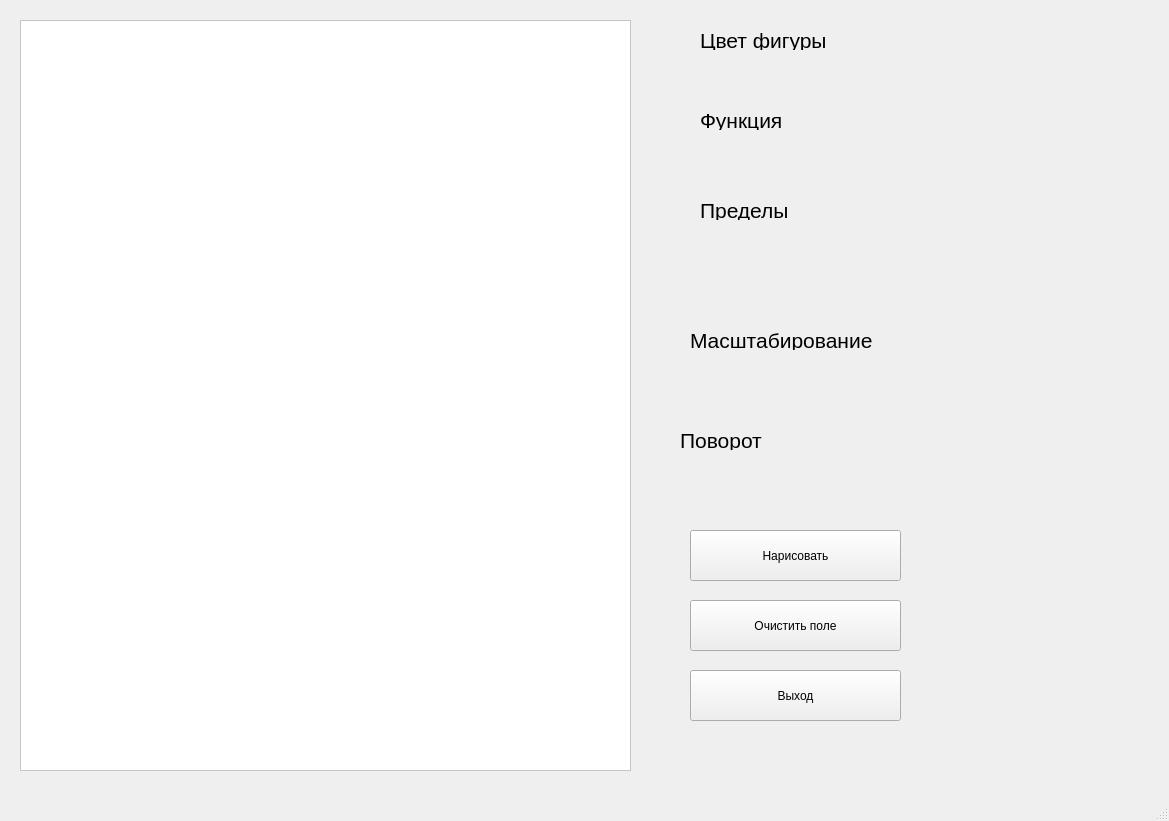
Old version of the form lab_10/window.ui in the repository Defo0000/bmstu_cg.
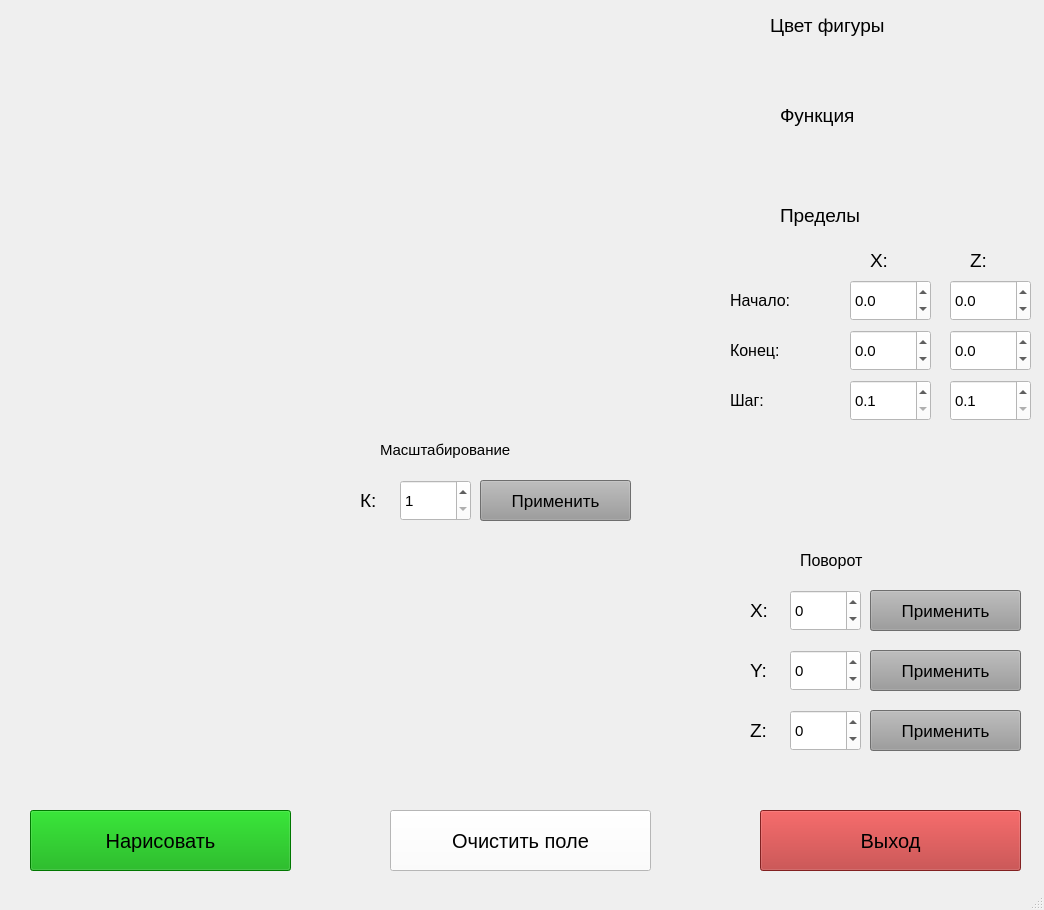
New version of the form.

Diff of the .ui file:
```diff
--- a/lab_10/window.ui
+++ b/lab_10/window.ui
@@ -6,54 +6,31 @@
    <rect>
     <x>0</x>
     <y>0</y>
-    <width>1169</width>
-    <height>821</height>
+    <width>1044</width>
+    <height>910</height>
    </rect>
   </property>
+  <property name="font">
+   <font>
+    <pointsize>15</pointsize>
+   </font>
+  </property>
   <property name="windowTitle">
    <string>MainWindow</string>
   </property>
   <widget class="QWidget" name="centralwidget">
-   <widget class="QGraphicsView" name="graphicsView">
-    <property name="geometry">
-     <rect>
-      <x>20</x>
-      <y>20</y>
-      <width>611</width>
-      <height>751</height>
-     </rect>
-    </property>
-    <property name="sizePolicy">
-     <sizepolicy hsizetype="MinimumExpanding" vsizetype="MinimumExpanding">
-      <horstretch>0</horstretch>
-      <verstretch>0</verstretch>
-     </sizepolicy>
-    </property>
-    <property name="minimumSize">
-     <size>
-      <width>0</width>
-      <height>0</height>
-     </size>
-    </property>
-    <property name="styleSheet">
-     <string notr="true">background-color: rgb(255, 255, 255);</string>
-    </property>
-    <property name="alignment">
-     <set>Qt::AlignCenter</set>
-    </property>
-   </widget>
    <widget class="QLabel" name="label">
     <property name="geometry">
      <rect>
-      <x>700</x>
-      <y>30</y>
+      <x>770</x>
+      <y>10</y>
       <width>181</width>
-      <height>20</height>
+      <height>31</height>
      </rect>
     </property>
     <property name="font">
      <font>
-      <pointsize>16</pointsize>
+      <pointsize>14</pointsize>
      </font>
     </property>
     <property name="text">
@@ -63,15 +40,15 @@
    <widget class="QLabel" name="label_2">
     <property name="geometry">
      <rect>
-      <x>700</x>
-      <y>110</y>
+      <x>780</x>
+      <y>100</y>
       <width>181</width>
-      <height>20</height>
+      <height>31</height>
      </rect>
     </property>
     <property name="font">
      <font>
-      <pointsize>16</pointsize>
+      <pointsize>14</pointsize>
      </font>
     </property>
     <property name="text">
@@ -81,15 +58,15 @@
    <widget class="QLabel" name="label_3">
     <property name="geometry">
      <rect>
-      <x>700</x>
+      <x>780</x>
       <y>200</y>
       <width>181</width>
-      <height>20</height>
+      <height>31</height>
      </rect>
     </property>
     <property name="font">
      <font>
-      <pointsize>16</pointsize>
+      <pointsize>14</pointsize>
      </font>
     </property>
     <property name="text">
@@ -99,15 +76,15 @@
    <widget class="QLabel" name="label_4">
     <property name="geometry">
      <rect>
-      <x>690</x>
-      <y>330</y>
+      <x>380</x>
+      <y>440</y>
       <width>201</width>
       <height>20</height>
      </rect>
     </property>
     <property name="font">
      <font>
-      <pointsize>16</pointsize>
+      <pointsize>11</pointsize>
      </font>
     </property>
     <property name="text">
@@ -117,15 +94,15 @@
    <widget class="QLabel" name="label_5">
     <property name="geometry">
      <rect>
-      <x>680</x>
-      <y>430</y>
-      <width>181</width>
+      <x>800</x>
+      <y>550</y>
+      <width>101</width>
       <height>20</height>
      </rect>
     </property>
     <property name="font">
      <font>
-      <pointsize>16</pointsize>
+      <pointsize>12</pointsize>
      </font>
     </property>
     <property name="text">
@@ -135,12 +112,21 @@
    <widget class="QPushButton" name="pushButton">
     <property name="geometry">
      <rect>
-      <x>690</x>
-      <y>530</y>
-      <width>211</width>
-      <height>51</height>
+      <x>30</x>
+      <y>810</y>
+      <width>261</width>
+      <height>61</height>
      </rect>
     </property>
+    <property name="font">
+     <font>
+      <pointsize>15</pointsize>
+     </font>
+    </property>
+    <property name="styleSheet">
+     <string notr="true">color: rgb(0, 0, 0);
+background-color: rgb(0, 166, 0);</string>
+    </property>
     <property name="text">
      <string>Нарисовать</string>
     </property>
@@ -148,12 +134,21 @@
    <widget class="QPushButton" name="pushButton_2">
     <property name="geometry">
      <rect>
-      <x>690</x>
-      <y>600</y>
-      <width>211</width>
-      <height>51</height>
+      <x>390</x>
+      <y>810</y>
+      <width>261</width>
+      <height>61</height>
      </rect>
     </property>
+    <property name="font">
+     <font>
+      <pointsize>15</pointsize>
+     </font>
+    </property>
+    <property name="styleSheet">
+     <string notr="true">color: rgb(0, 0, 0);
+background-color: rgb(255, 255, 255);</string>
+    </property>
     <property name="text">
      <string>Очистить поле</string>
     </property>
@@ -161,16 +156,562 @@
    <widget class="QPushButton" name="pushButton_3">
     <property name="geometry">
      <rect>
-      <x>690</x>
-      <y>670</y>
-      <width>211</width>
-      <height>51</height>
+      <x>760</x>
+      <y>810</y>
+      <width>261</width>
+      <height>61</height>
      </rect>
     </property>
+    <property name="font">
+     <font>
+      <pointsize>15</pointsize>
+     </font>
+    </property>
+    <property name="styleSheet">
+     <string notr="true">background-color: rgb(255, 65, 65);
+background-color: rgb(182, 46, 46);
+color: rgb(0, 0, 0);</string>
+    </property>
     <property name="text">
      <string>Выход</string>
     </property>
    </widget>
+   <widget class="QLabel" name="label_12">
+    <property name="geometry">
+     <rect>
+      <x>360</x>
+      <y>490</y>
+      <width>31</width>
+      <height>20</height>
+     </rect>
+    </property>
+    <property name="font">
+     <font>
+      <pointsize>14</pointsize>
+     </font>
+    </property>
+    <property name="text">
+     <string>К:</string>
+    </property>
+   </widget>
+   <widget class="QPushButton" name="scale">
+    <property name="geometry">
+     <rect>
+      <x>480</x>
+      <y>480</y>
+      <width>151</width>
+      <height>41</height>
+     </rect>
+    </property>
+    <property name="font">
+     <font>
+      <pointsize>13</pointsize>
+     </font>
+    </property>
+    <property name="styleSheet">
+     <string notr="true">color: rgb(0, 0, 0);
+background-color: rgb(154, 154, 154);</string>
+    </property>
+    <property name="text">
+     <string>Применить</string>
+    </property>
+   </widget>
+   <widget class="QLabel" name="label_13">
+    <property name="geometry">
+     <rect>
+      <x>750</x>
+      <y>600</y>
+      <width>31</width>
+      <height>20</height>
+     </rect>
+    </property>
+    <property name="font">
+     <font>
+      <pointsize>14</pointsize>
+     </font>
+    </property>
+    <property name="text">
+     <string>X:</string>
+    </property>
+   </widget>
+   <widget class="QLabel" name="label_14">
+    <property name="geometry">
+     <rect>
+      <x>750</x>
+      <y>660</y>
+      <width>31</width>
+      <height>20</height>
+     </rect>
+    </property>
+    <property name="font">
+     <font>
+      <pointsize>14</pointsize>
+     </font>
+    </property>
+    <property name="text">
+     <string>Y:</string>
+    </property>
+   </widget>
+   <widget class="QLabel" name="label_15">
+    <property name="geometry">
+     <rect>
+      <x>750</x>
+      <y>720</y>
+      <width>31</width>
+      <height>20</height>
+     </rect>
+    </property>
+    <property name="font">
+     <font>
+      <pointsize>14</pointsize>
+     </font>
+    </property>
+    <property name="text">
+     <string>Z:</string>
+    </property>
+   </widget>
+   <widget class="QPushButton" name="rotate_but_x">
+    <property name="geometry">
+     <rect>
+      <x>870</x>
+      <y>590</y>
+      <width>151</width>
+      <height>41</height>
+     </rect>
+    </property>
+    <property name="font">
+     <font>
+      <pointsize>13</pointsize>
+     </font>
+    </property>
+    <property name="styleSheet">
+     <string notr="true">color: rgb(0, 0, 0);
+background-color: rgb(154, 154, 154);</string>
+    </property>
+    <property name="text">
+     <string>Применить</string>
+    </property>
+   </widget>
+   <widget class="QPushButton" name="rotate_but_y">
+    <property name="geometry">
+     <rect>
+      <x>870</x>
+      <y>650</y>
+      <width>151</width>
+      <height>41</height>
+     </rect>
+    </property>
+    <property name="font">
+     <font>
+      <pointsize>13</pointsize>
+     </font>
+    </property>
+    <property name="styleSheet">
+     <string notr="true">color: rgb(0, 0, 0);
+background-color: rgb(154, 154, 154);</string>
+    </property>
+    <property name="text">
+     <string>Применить</string>
+    </property>
+   </widget>
+   <widget class="QPushButton" name="rotate_but_z">
+    <property name="geometry">
+     <rect>
+      <x>870</x>
+      <y>710</y>
+      <width>151</width>
+      <height>41</height>
+     </rect>
+    </property>
+    <property name="font">
+     <font>
+      <pointsize>13</pointsize>
+     </font>
+    </property>
+    <property name="styleSheet">
+     <string notr="true">color: rgb(0, 0, 0);
+background-color: rgb(154, 154, 154);</string>
+    </property>
+    <property name="text">
+     <string>Применить</string>
+    </property>
+   </widget>
+   <widget class="QLabel" name="label_16">
+    <property name="geometry">
+     <rect>
+      <x>870</x>
+      <y>250</y>
+      <width>31</width>
+      <height>20</height>
+     </rect>
+    </property>
+    <property name="font">
+     <font>
+      <pointsize>14</pointsize>
+     </font>
+    </property>
+    <property name="text">
+     <string>X:</string>
+    </property>
+   </widget>
+   <widget class="QLabel" name="label_17">
+    <property name="geometry">
+     <rect>
+      <x>970</x>
+      <y>250</y>
+      <width>31</width>
+      <height>20</height>
+     </rect>
+    </property>
+    <property name="font">
+     <font>
+      <pointsize>14</pointsize>
+     </font>
+    </property>
+    <property name="text">
+     <string>Z:</string>
+    </property>
+   </widget>
+   <widget class="QLabel" name="label_18">
+    <property name="geometry">
+     <rect>
+      <x>730</x>
+      <y>290</y>
+      <width>111</width>
+      <height>20</height>
+     </rect>
+    </property>
+    <property name="font">
+     <font>
+      <pointsize>12</pointsize>
+     </font>
+    </property>
+    <property name="text">
+     <string>Начало:</string>
+    </property>
+   </widget>
+   <widget class="QLabel" name="label_19">
+    <property name="geometry">
+     <rect>
+      <x>730</x>
+      <y>340</y>
+      <width>101</width>
+      <height>20</height>
+     </rect>
+    </property>
+    <property name="font">
+     <font>
+      <pointsize>12</pointsize>
+     </font>
+    </property>
+    <property name="text">
+     <string>Конец:</string>
+    </property>
+   </widget>
+   <widget class="QLabel" name="label_20">
+    <property name="geometry">
+     <rect>
+      <x>730</x>
+      <y>390</y>
+      <width>111</width>
+      <height>20</height>
+     </rect>
+    </property>
+    <property name="font">
+     <font>
+      <pointsize>12</pointsize>
+     </font>
+    </property>
+    <property name="text">
+     <string>Шаг:</string>
+    </property>
+   </widget>
+   <widget class="QSpinBox" name="scale_k">
+    <property name="geometry">
+     <rect>
+      <x>400</x>
+      <y>480</y>
+      <width>71</width>
+      <height>41</height>
+     </rect>
+    </property>
+    <property name="font">
+     <font>
+      <pointsize>11</pointsize>
+     </font>
+    </property>
+    <property name="styleSheet">
+     <string notr="true">background-color: rgb(255, 255, 255);
+color: rgb(0, 0, 0);</string>
+    </property>
+    <property name="minimum">
+     <number>1</number>
+    </property>
+    <property name="maximum">
+     <number>1000</number>
+    </property>
+   </widget>
+   <widget class="QDoubleSpinBox" name="step_x">
+    <property name="geometry">
+     <rect>
+      <x>850</x>
+      <y>380</y>
+      <width>81</width>
+      <height>41</height>
+     </rect>
+    </property>
+    <property name="font">
+     <font>
+      <pointsize>11</pointsize>
+     </font>
+    </property>
+    <property name="styleSheet">
+     <string notr="true">background-color: rgb(255, 255, 255);
+color: rgb(0, 0, 0);</string>
+    </property>
+    <property name="decimals">
+     <number>1</number>
+    </property>
+    <property name="minimum">
+     <double>0.100000000000000</double>
+    </property>
+    <property name="maximum">
+     <double>1.000000000000000</double>
+    </property>
+    <property name="singleStep">
+     <double>0.100000000000000</double>
+    </property>
+   </widget>
+   <widget class="QDoubleSpinBox" name="step_z">
+    <property name="geometry">
+     <rect>
+      <x>950</x>
+      <y>380</y>
+      <width>81</width>
+      <height>41</height>
+     </rect>
+    </property>
+    <property name="font">
+     <font>
+      <pointsize>11</pointsize>
+     </font>
+    </property>
+    <property name="styleSheet">
+     <string notr="true">background-color: rgb(255, 255, 255);
+color: rgb(0, 0, 0);</string>
+    </property>
+    <property name="decimals">
+     <number>1</number>
+    </property>
+    <property name="minimum">
+     <double>0.100000000000000</double>
+    </property>
+    <property name="maximum">
+     <double>1.000000000000000</double>
+    </property>
+    <property name="singleStep">
+     <double>0.100000000000000</double>
+    </property>
+   </widget>
+   <widget class="QSpinBox" name="angle_x">
+    <property name="geometry">
+     <rect>
+      <x>790</x>
+      <y>590</y>
+      <width>71</width>
+      <height>41</height>
+     </rect>
+    </property>
+    <property name="font">
+     <font>
+      <pointsize>11</pointsize>
+     </font>
+    </property>
+    <property name="styleSheet">
+     <string notr="true">color: rgb(0, 0, 0);
+background-color: rgb(255, 255, 255);</string>
+    </property>
+    <property name="minimum">
+     <number>-360</number>
+    </property>
+    <property name="maximum">
+     <number>360</number>
+    </property>
+   </widget>
+   <widget class="QSpinBox" name="angle_y">
+    <property name="geometry">
+     <rect>
+      <x>790</x>
+      <y>650</y>
+      <width>71</width>
+      <height>41</height>
+     </rect>
+    </property>
+    <property name="font">
+     <font>
+      <pointsize>11</pointsize>
+     </font>
+    </property>
+    <property name="styleSheet">
+     <string notr="true">color: rgb(0, 0, 0);
+background-color: rgb(255, 255, 255);</string>
+    </property>
+    <property name="minimum">
+     <number>-360</number>
+    </property>
+    <property name="maximum">
+     <number>360</number>
+    </property>
+   </widget>
+   <widget class="QSpinBox" name="angle_z">
+    <property name="geometry">
+     <rect>
+      <x>790</x>
+      <y>710</y>
+      <width>71</width>
+      <height>41</height>
+     </rect>
+    </property>
+    <property name="font">
+     <font>
+      <pointsize>11</pointsize>
+     </font>
+    </property>
+    <property name="styleSheet">
+     <string notr="true">color: rgb(0, 0, 0);
+background-color: rgb(255, 255, 255);</string>
+    </property>
+    <property name="minimum">
+     <number>-360</number>
+    </property>
+    <property name="maximum">
+     <number>360</number>
+    </property>
+   </widget>
+   <widget class="QDoubleSpinBox" name="start_x">
+    <property name="geometry">
+     <rect>
+      <x>850</x>
+      <y>280</y>
+      <width>81</width>
+      <height>41</height>
+     </rect>
+    </property>
+    <property name="font">
+     <font>
+      <pointsize>11</pointsize>
+     </font>
+    </property>
+    <property name="styleSheet">
+     <string notr="true">background-color: rgb(255, 255, 255);
+color: rgb(0, 0, 0);</string>
+    </property>
+    <property name="decimals">
+     <number>1</number>
+    </property>
+    <property name="minimum">
+     <double>-100.000000000000000</double>
+    </property>
+    <property name="maximum">
+     <double>100.000000000000000</double>
+    </property>
+    <property name="singleStep">
+     <double>0.100000000000000</double>
+    </property>
+   </widget>
+   <widget class="QDoubleSpinBox" name="end_x">
+    <property name="geometry">
+     <rect>
+      <x>850</x>
+      <y>330</y>
+      <width>81</width>
+      <height>41</height>
+     </rect>
+    </property>
+    <property name="font">
+     <font>
+      <pointsize>11</pointsize>
+     </font>
+    </property>
+    <property name="styleSheet">
+     <string notr="true">background-color: rgb(255, 255, 255);
+color: rgb(0, 0, 0);</string>
+    </property>
+    <property name="decimals">
+     <number>1</number>
+    </property>
+    <property name="minimum">
+     <double>-100.000000000000000</double>
+    </property>
+    <property name="maximum">
+     <double>100.000000000000000</double>
+    </property>
+    <property name="singleStep">
+     <double>0.100000000000000</double>
+    </property>
+   </widget>
+   <widget class="QDoubleSpinBox" name="start_z">
+    <property name="geometry">
+     <rect>
+      <x>950</x>
+      <y>280</y>
+      <width>81</width>
+      <height>41</height>
+     </rect>
+    </property>
+    <property name="font">
+     <font>
+      <pointsize>11</pointsize>
+     </font>
+    </property>
+    <property name="styleSheet">
+     <string notr="true">background-color: rgb(255, 255, 255);
+color: rgb(0, 0, 0);</string>
+    </property>
+    <property name="decimals">
+     <number>1</number>
+    </property>
+    <property name="minimum">
+     <double>-100.000000000000000</double>
+    </property>
+    <property name="maximum">
+     <double>100.000000000000000</double>
+    </property>
+    <property name="singleStep">
+     <double>0.100000000000000</double>
+    </property>
+   </widget>
+   <widget class="QDoubleSpinBox" name="end_z">
+    <property name="geometry">
+     <rect>
+      <x>950</x>
+      <y>330</y>
+      <width>81</width>
+      <height>41</height>
+     </rect>
+    </property>
+    <property name="font">
+     <font>
+      <pointsize>11</pointsize>
+     </font>
+    </property>
+    <property name="styleSheet">
+     <string notr="true">background-color: rgb(255, 255, 255);
+color: rgb(0, 0, 0);</string>
+    </property>
+    <property name="decimals">
+     <number>1</number>
+    </property>
+    <property name="minimum">
+     <double>-100.000000000000000</double>
+    </property>
+    <property name="maximum">
+     <double>100.000000000000000</double>
+    </property>
+    <property name="singleStep">
+     <double>0.100000000000000</double>
+    </property>
+   </widget>
   </widget>
   <widget class="QMenuBar" name="menubar">
    <property name="geometry">
```
Left out of the diff: 10 changed lines with no effect on the pictures.
